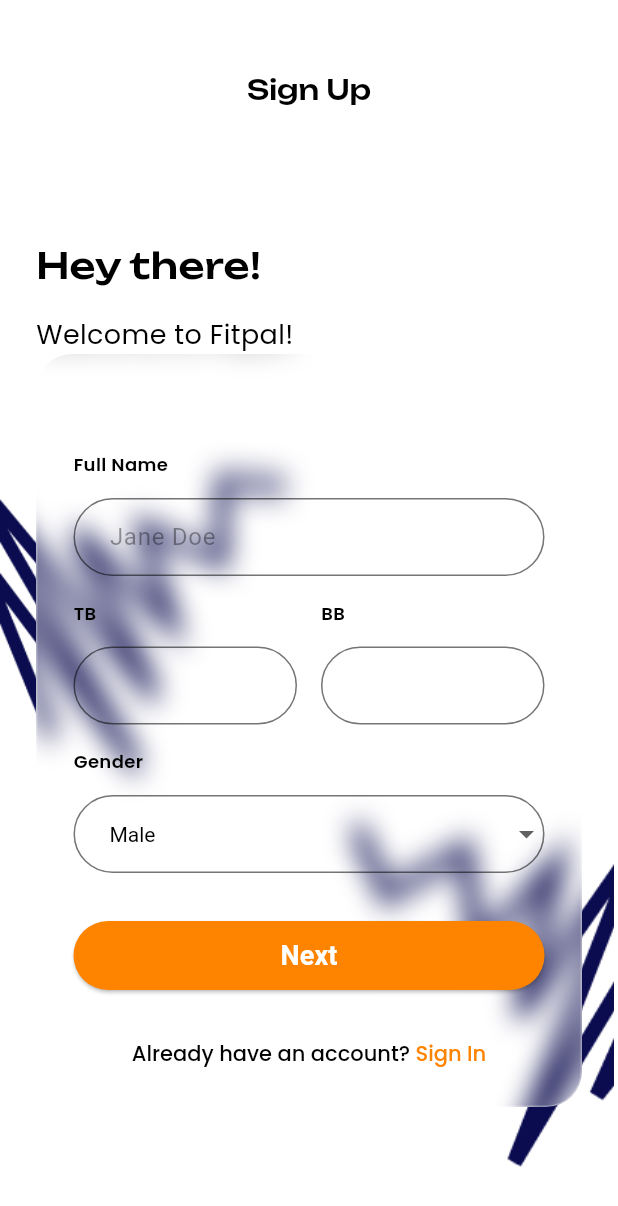
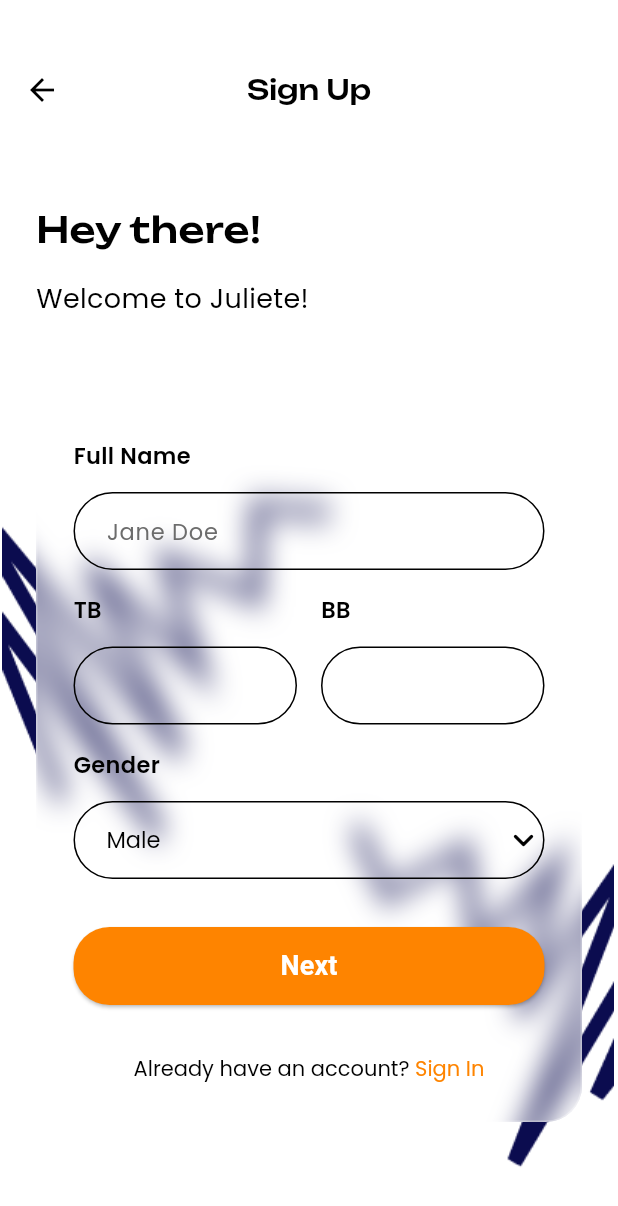
Before and after one commit to RiskyDwiyanti/ads-project, a Flutter app: the screen it shows after launch, after a tap on the "arrow forward" icon, after a tap on the "arrow back" icon, after a tap on "Skip", on a phone screen of 412 x 824 dp. Shown: the top 1206 px of the screen. Run offline on Flutter 3.47's test engine with Material 3 defaults, Android fonts, the phone set to English and light mode, and no system bars; our stand-ins replace flutter_svg, get, google_fonts, hive_flutter, shared_preferences; accounts and stored records are empty.

Commit message:
revisi ui

```diff
--- a/lib/app/modules/onboarding/controllers/onboarding_controller.dart
+++ b/lib/app/modules/onboarding/controllers/onboarding_controller.dart
@@ -1,4 +1,5 @@
 import 'package:fitpall/app/data/models/onboarding_model.dart';
+import 'package:fitpall/app/theme/app_colors.dart';
 import 'package:flutter/material.dart';
 import 'package:get/get.dart';
 
@@ -10,21 +11,55 @@
   // data untuk 3 halaman onboarding
   List<OnboardingModel> onboardingPages = [
     OnboardingModel(
-      image: 'image/onboarding1.jpg',
-      title: 'Welcome to FitPal!',
+      image: 'image/onboarding.png',
+      title: 'Welcome to Juliete!',
       description: 'Lorem ipsum dolor sit amet, consectetur adipiscing elit. Ut et massa mi.',
     ),
     OnboardingModel(
       image: 'image/onboarding3.jpg',
-      title: 'Discover your Fitness Adventure',
+      title: 'Explore competitions around your area',
       description: 'Lorem ipsum dolor sit amet, consectetur adipiscing elit. Ut et massa mi.',
     ),
-    // OnboardingModel(
-    //   image: 'image/onboarding3.jpg',
-    //   title: 'Your Fitness Story starts here!',
-    //   description: 'Lorem ipsum dolor sit amet, consectetur adipiscing elit. Ut et massa mi.',
-    // ),
   ];
+
+  final List<String> highlightWords = [
+    'Juliete',
+    'competitions',
+  ];
+
+  // Function buat convert text ke TextSpan
+  List<TextSpan> buildTextSpans(
+    String text,
+    TextStyle baseStyle,
+  ) {
+    final List<TextSpan> spans = [];
+
+    final words = text.split(' ');
+
+    for (var word in words) {
+      final cleanWord = word.replaceAll(RegExp(r'[^\w]'), '');
+
+      final isHighlight = highlightWords.any(
+        (h) => h.toLowerCase() == cleanWord.toLowerCase(),
+      );
+
+      spans.add(
+        TextSpan(
+          text: '$word ',
+          style: isHighlight
+              ? baseStyle.copyWith(
+                  decoration: TextDecoration.underline,
+                  decorationColor: AppColors.primary,
+                  decorationThickness: 3,
+                  height: 1.4,
+                )
+              : baseStyle,
+        ),
+      );
+    }
+
+    return spans;
+  }
 
   void nextPage() {
     if (currentIndex.value < onboardingPages.length - 1) {
--- a/lib/app/modules/onboarding/views/onboarding_view.dart
+++ b/lib/app/modules/onboarding/views/onboarding_view.dart
@@ -35,7 +35,7 @@
                 height: 265,
                 child: ClipRRect(
                   child: BackdropFilter(
-                    filter: ImageFilter.blur(sigmaX: 12, sigmaY: 12),
+                    filter: ImageFilter.blur(sigmaX: 10, sigmaY: 9),
                     child: Container(
                       decoration: BoxDecoration(
                         gradient: LinearGradient(
@@ -59,12 +59,16 @@
                   mainAxisAlignment: MainAxisAlignment.end,
                   crossAxisAlignment: CrossAxisAlignment.start,
                   children: [
-                    Text(
-                      data.title,
-                      style: GoogleFonts.unbounded (
-                        color: Colors.white,
-                        fontSize: 24,
-                        fontWeight: FontWeight.w500,
+                    RichText(
+                      text: TextSpan(
+                        children: controller.buildTextSpans(
+                          data.title,
+                          GoogleFonts.unbounded(
+                            color: AppColors.white,
+                            fontSize: 24,
+                            fontWeight: FontWeight.w500,
+                          ),
+                        ),
                       ),
                     ),
                     const SizedBox(height: 12),
@@ -216,7 +220,7 @@
         backgroundColor: AppColors.primary,
         elevation: 0,
         padding:
-            const EdgeInsets.symmetric(horizontal: 28, vertical: 20),
+            const EdgeInsets.symmetric(horizontal: 16, vertical: 16),
         shape: RoundedRectangleBorder(
           borderRadius: BorderRadius.circular(30),
         ),
--- a/lib/app/modules/signup/views/signup_step1_view.dart
+++ b/lib/app/modules/signup/views/signup_step1_view.dart
@@ -29,7 +29,7 @@
           ),
         ),
         leading: IconButton(
-          icon: const Icon(Icons.arrow_back, color: Colors.white),
+          icon: const Icon(Icons.arrow_back, color: AppColors.black),
           onPressed: () => Navigator.of(context).pop(),
         ),
         centerTitle: true,
@@ -45,7 +45,7 @@
               left: 0,
               child: Image.asset(
                 'assets/image/Shape (1).png',
-                width: 250,
+                width: 290,
                 opacity: const AlwaysStoppedAnimation(1.0),
               )
             ),
@@ -67,7 +67,7 @@
                 child: Column(
                   crossAxisAlignment: CrossAxisAlignment.start,
                   children: [
-                    const SizedBox(height: 40),
+                    const SizedBox(height: 16),
 
                     Text(
                       'Hey there!',
@@ -75,9 +75,11 @@
                     ),
                     const SizedBox(height: 16),
                     Text(
-                      'Welcome to Fitpal!',
+                      'Welcome to Juliete!',
                       style: AppText.Subheading,
                     ),
+
+                    const SizedBox(height: 16,),
 
                     // Blur area
                     ClipRRect(
@@ -92,7 +94,7 @@
                           padding: const EdgeInsets.all(24),
                           margin: const EdgeInsets.only(top: 32),
                           decoration: BoxDecoration(
-                            color: Colors.white.withOpacity(0.01),
+                            color: Colors.white.withOpacity(0.35),
                             borderRadius: BorderRadius.circular(24),
                             border: Border.all(
                               color: Colors.white.withOpacity(0.3),
@@ -138,9 +140,15 @@
                               Obx(() => DropdownButtonFormField<String>(
                                 value: controller.gender.value,
                                 dropdownColor: Colors.white,
-                                items: const [
-                                  DropdownMenuItem(value: 'Male', child: Text('Male')),
-                                  DropdownMenuItem(value: 'Female', child: Text('Female')),
+
+                                icon: const Icon(
+                                  Icons.keyboard_arrow_down_rounded,
+                                  color: AppColors.black,
+                                  size: 28,
+                                ),
+                                items: [
+                                  DropdownMenuItem(value: 'Male', child: Text('Male', style: AppText.Body,)),
+                                  DropdownMenuItem(value: 'Female', child: Text('Female', style: AppText.Body,)),
                                 ],
                                 onChanged: (v) => controller.gender.value = v!,
                                 decoration: _decoration(),
@@ -151,7 +159,7 @@
 
                               SizedBox(
                                 width: double.infinity,
-                                height: 46,
+                                height: 52,
                                 child: ElevatedButton(
                                   style: ElevatedButton.styleFrom(
                                     backgroundColor: AppColors.primary,
@@ -181,7 +189,7 @@
                                         style: GoogleFonts.poppins(
                                           color: Colors.black,
                                           fontSize: 14,
-                                          fontWeight: FontWeight.w500,
+                                          fontWeight: FontWeight.w400,
                                         ),
                                       ),
                                       TextSpan(
@@ -189,7 +197,7 @@
                                         style: GoogleFonts.poppins(
                                           color: AppColors.primary,
                                           fontSize: 14,
-                                          fontWeight: FontWeight.w500,
+                                          fontWeight: FontWeight.w400,
                                         ),
                                         recognizer: TapGestureRecognizer()
                                           ..onTap = () {
@@ -221,7 +229,7 @@
   padding: const EdgeInsets.only(bottom: 14),
   child: Text(
     text,
-    style: AppText.Body2_bold,
+    style: AppText.Body_bold,
   ),
 );
 
@@ -239,14 +247,14 @@
 InputDecoration _decoration({String? hint}) {
   return InputDecoration(
     hintText: hint,
-    hintStyle: const TextStyle(color: Colors.black38),
+    hintStyle: AppText.Body_hint,
     contentPadding: const EdgeInsets.symmetric(
-      horizontal: 20,
+      horizontal: 18,
       vertical: 14,
     ),
     enabledBorder: OutlineInputBorder(
       borderRadius: BorderRadius.circular(28),
-      borderSide: const BorderSide(color: Colors.black54),
+      borderSide: const BorderSide(color: Colors.black),
     ),
     focusedBorder: OutlineInputBorder(
       borderRadius: BorderRadius.circular(24),
--- a/lib/app/theme/app_text.dart
+++ b/lib/app/theme/app_text.dart
@@ -45,6 +45,12 @@
     color: AppColors.black,
   );
 
+  static TextStyle Body_hint = GoogleFonts.poppins(
+    fontSize: 15,
+    fontWeight: FontWeight.w400,
+    color: Color(0xFF6C6C6C),
+  );
+
   static TextStyle Body2_bold = GoogleFonts.poppins(
     fontSize: 12,
     fontWeight: FontWeight.w600,
```
Also changed, not shown: lib/app/modules/signin/views/signin_view.dart (+12 -10 lines), lib/app/modules/signup/views/signup_step2_view.dart (+16 -12 lines), assets/image/onboarding.png (added).
